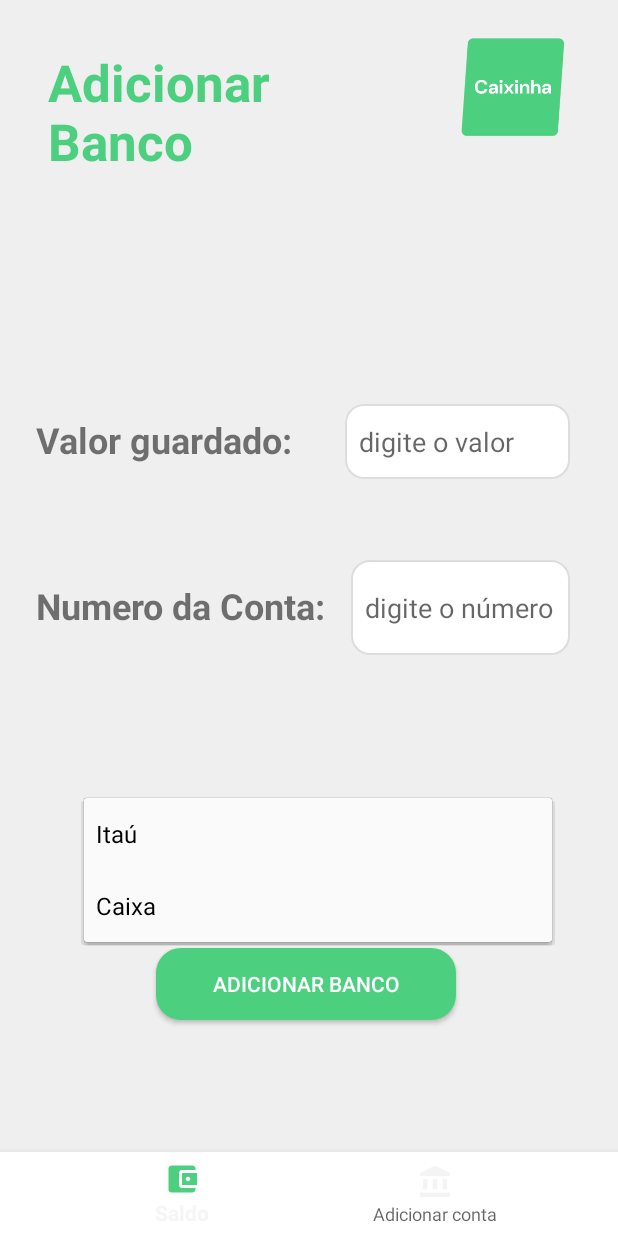
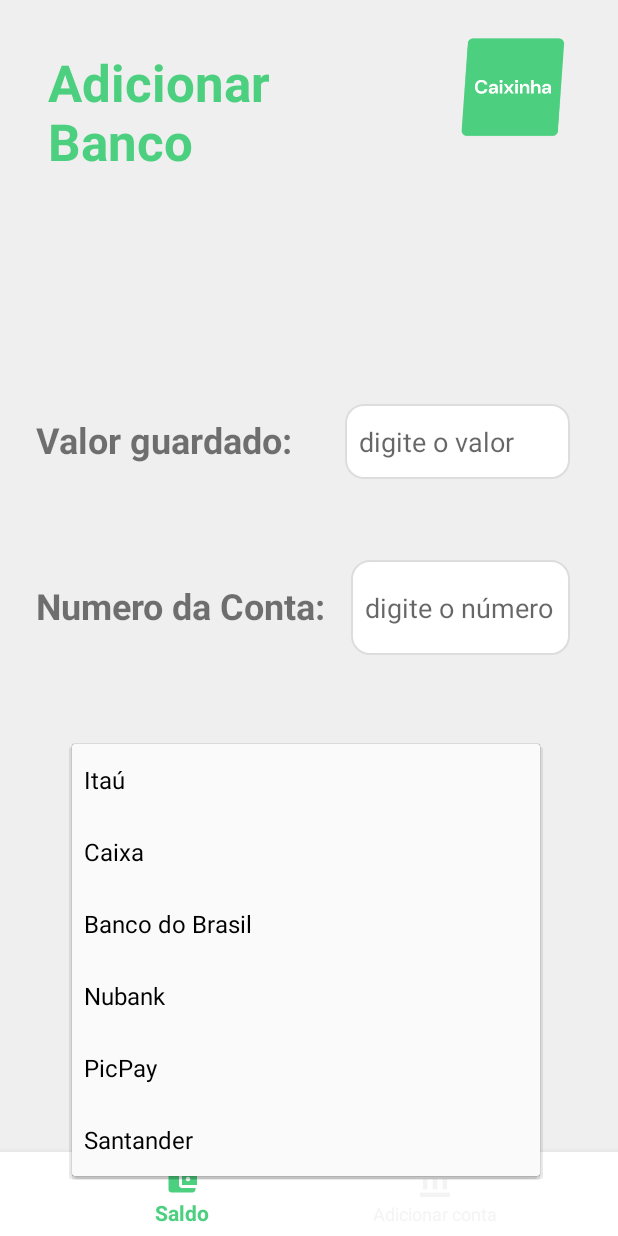
Before and after one commit to Saboyaa/Caixinha, an Android app: the AdicionarBancoFragment screen opened through its navigation route, after a tap on "Itaú", on a phone screen of 412 x 824 dp. Run offline under Robolectric (Android 15) with nearby library versions, the light colour scheme and no system bars; our stand-ins replace navigation-ui; network calls fail.

Commit message:
mudanças no front do app
acertando a cor do bottom_nav_bar

```diff
--- a/App/app/src/main/res/layout/activity_main.xml
+++ b/App/app/src/main/res/layout/activity_main.xml
@@ -18,6 +18,7 @@
         android:layout_height="wrap_content"
         app:layout_constraintBottom_toBottomOf="parent"
         app:itemIconTint="@color/bottom_nav_cor_selector"
+        app:itemTextColor="@color/bottom_nav_cor_selector"
         app:backgroundTint="@color/white"
         app:menu="@menu/bottom_nav_menu" />
 
--- a/App/app/src/main/res/layout/fragment_adicionar_banco.xml
+++ b/App/app/src/main/res/layout/fragment_adicionar_banco.xml
@@ -95,8 +95,8 @@
         android:id="@+id/spinner_bancos"
         android:layout_width="312dp"
         android:layout_height="48dp"
-        android:layout_marginStart="40dp"
-        android:layout_marginBottom="52dp"
+        android:layout_marginStart="32dp"
+        android:layout_marginBottom="88dp"
         android:background="@drawable/spinner_background"
         app:layout_constraintBottom_toTopOf="@+id/button"
         app:layout_constraintStart_toStartOf="parent" />
--- a/App/app/src/main/res/values/strings.xml
+++ b/App/app/src/main/res/values/strings.xml
@@ -11,5 +11,9 @@
     <string-array name="bancos_array">
         <item>Itaú</item>
         <item>Caixa</item>
+        <item>Banco do Brasil</item>
+        <item>Nubank</item>
+        <item>PicPay</item>
+        <item>Santander</item>
     </string-array>
 </resources>
```
